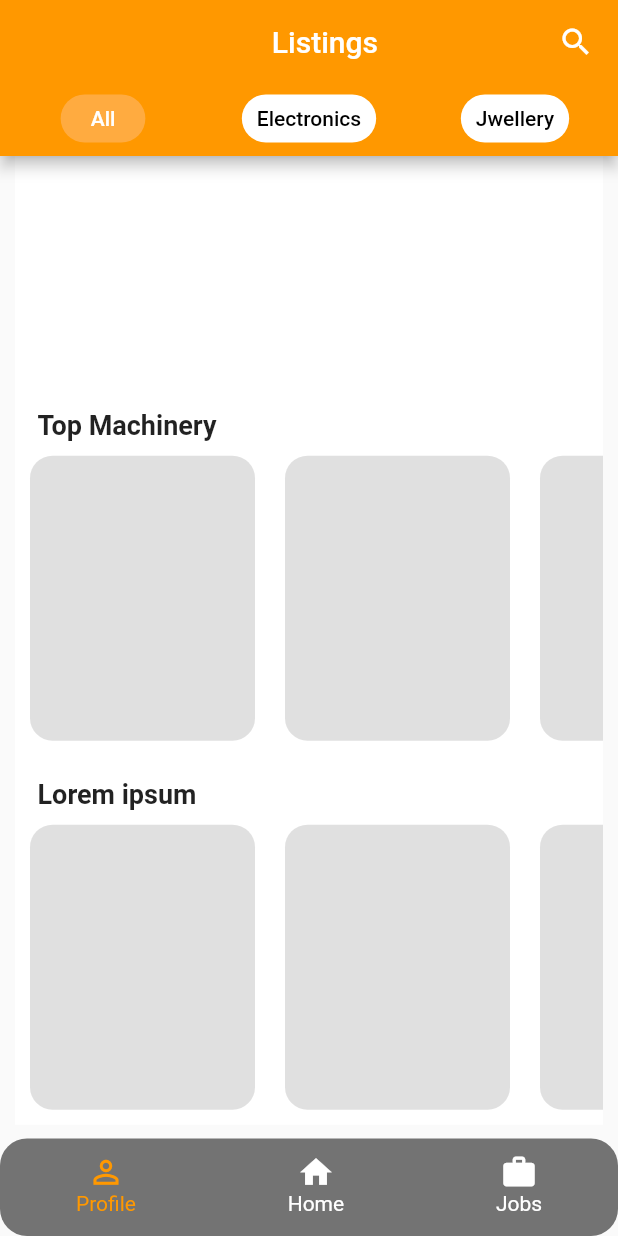
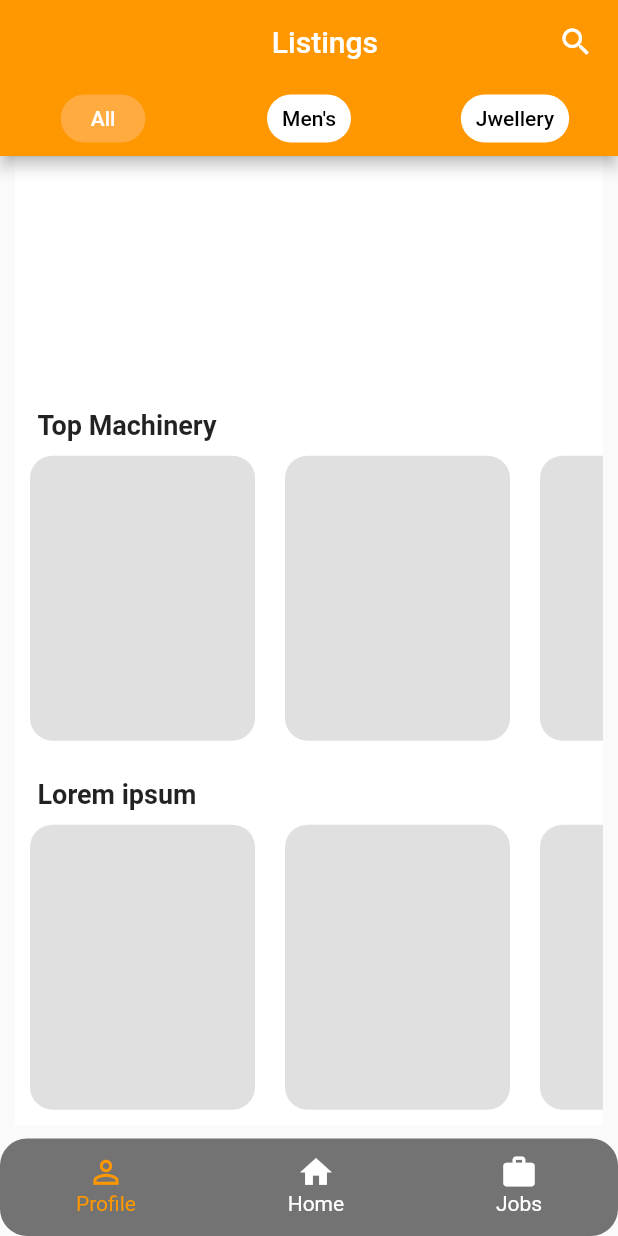
Before and after one commit to hassanjani/tasktest, a Flutter app: the screen it shows after launch, scrolled down 227 dp, on a phone screen of 412 x 824 dp. Run offline on Flutter 3.47's test engine with Material 2 defaults, Android fonts, the phone set to English and light mode, and no system bars; our stand-ins replace cached_network_image, google_maps_flutter, smooth_page_indicator; missing offline and left inert: mapbox_search_flutter; network calls fail.

Commit message:
Isolo task

```diff
--- a/lib/UIScreens/Screen1.dart
+++ b/lib/UIScreens/Screen1.dart
@@ -92,7 +92,7 @@ class _Screen1State extends State<Screen1> {
                       borderRadius: BorderRadius.all(Radius.circular(25)),
                     ),
                     child: Text(
-                      "Electronics",
+                      "Men's",
                       style: TextStyle(
                           color: Provider.of<S_index>(context, listen: true)
                                       .s_index ==
```
